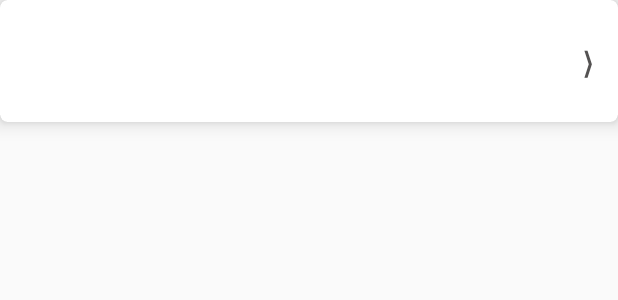
After one commit to shailendrakumaryadav1/currency_calculator, an Android app: the layout currency_selection_card_view.xml on its own in the app's theme, with its tools: preview values and no code run, on a phone screen of 412 x 824 dp. The commit adds this screen. Shown: the top 300 px of the screen. Run offline under Robolectric (Android 15) with nearby library versions, the phone set to English and light mode, and no system bars.

Commit message:
currency selection card view added

```diff
--- /dev/null
+++ b/CurrencyConversion/app/src/main/res/layout/currency_selection_card_view.xml
@@ -0,0 +1,56 @@
+<?xml version="1.0" encoding="utf-8"?>
+<android.support.v7.widget.CardView xmlns:android="http://schemas.android.com/apk/res/android"
+		xmlns:app="http://schemas.android.com/apk/res-auto"
+		android:id="@+id/currency_selection_card"
+		android:layout_width="match_parent"
+		android:layout_height="wrap_content"
+		app:cardElevation="@dimen/currency_cardview_elevation"
+		app:cardCornerRadius="@dimen/currency_cardview_radius"
+		android:shape="ring"
+		android:thicknessRatio="@dimen/currency_cardview_thickness_ratio">
+
+	<RelativeLayout
+			android:layout_width="match_parent"
+			android:layout_height="wrap_content"
+			android:padding="@dimen/dimen_15">
+
+		<ImageView
+				android:id="@+id/currency_selection_flag"
+				android:layout_width="@dimen/flag_width"
+				android:layout_height="@dimen/flag_width"
+				android:layout_margin="@dimen/dimen_5"
+				android:layout_centerVertical="true"
+				android:contentDescription="@null" />
+
+		<TextView
+				android:id="@+id/currency_selection_text"
+				android:layout_width="wrap_content"
+				android:layout_height="wrap_content"
+				style="@style/text_dark_gray"
+				android:layout_marginLeft="@dimen/dimen_10"
+				android:layout_marginStart="@dimen/dimen_10"
+				android:layout_marginEnd="@dimen/dimen_10"
+				android:layout_marginRight="@dimen/dimen_10"
+				android:ellipsize="end"
+				android:maxLines="@integer/max_amount_lines"
+				android:textSize="@dimen/text_currency_name"
+				android:layout_centerVertical="true"
+				android:layout_toRightOf="@+id/currency_selection_flag"
+				android:layout_toEndOf="@+id/currency_selection_flag" />
+
+		<TextView
+				android:layout_width="wrap_content"
+				android:layout_height="wrap_content"
+				android:layout_marginRight="@dimen/dimen_2"
+				android:layout_marginEnd="@dimen/dimen_2"
+				android:text="@string/text_arrow_right"
+				android:layout_centerVertical="true"
+				style="@style/text_dark_gray"
+				android:textStyle="bold"
+				android:textSize="@dimen/text_drop_down_arrow"
+				android:layout_alignParentEnd="true"
+				android:layout_alignParentRight="true" />
+
+	</RelativeLayout>
+
+</android.support.v7.widget.CardView>
--- a/CurrencyConversion/app/src/main/res/values/strings.xml
+++ b/CurrencyConversion/app/src/main/res/values/strings.xml
@@ -4,6 +4,7 @@
 	<string name="text_currency_equivalent">%1$d %2$s = %3$f %4$s</string>
 	<string name="text_currency_format">%1$.2f</string>
 	<string name="text_drop_down_arrow">∨</string>
+	<string name="text_arrow_right">〉</string>
 	<string name="text_currency_placeholder">1000.00</string>
 
 	<string name="text_i_want">I want</string>
```
